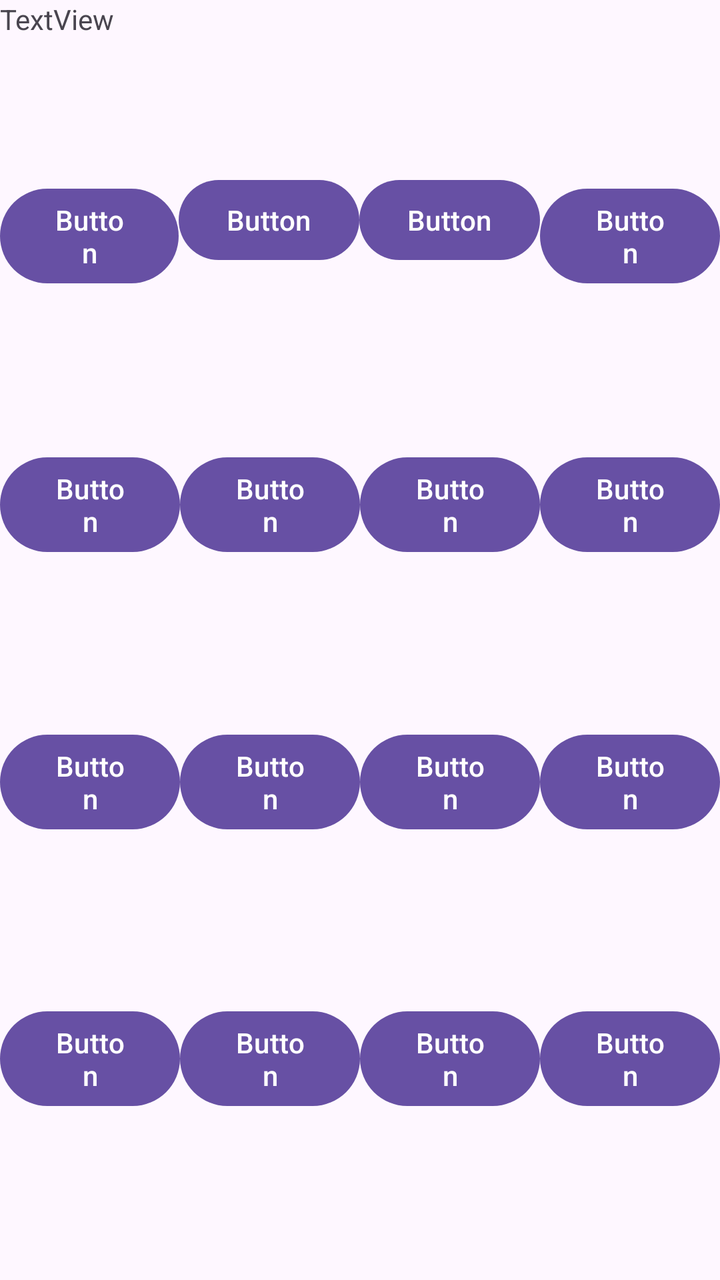
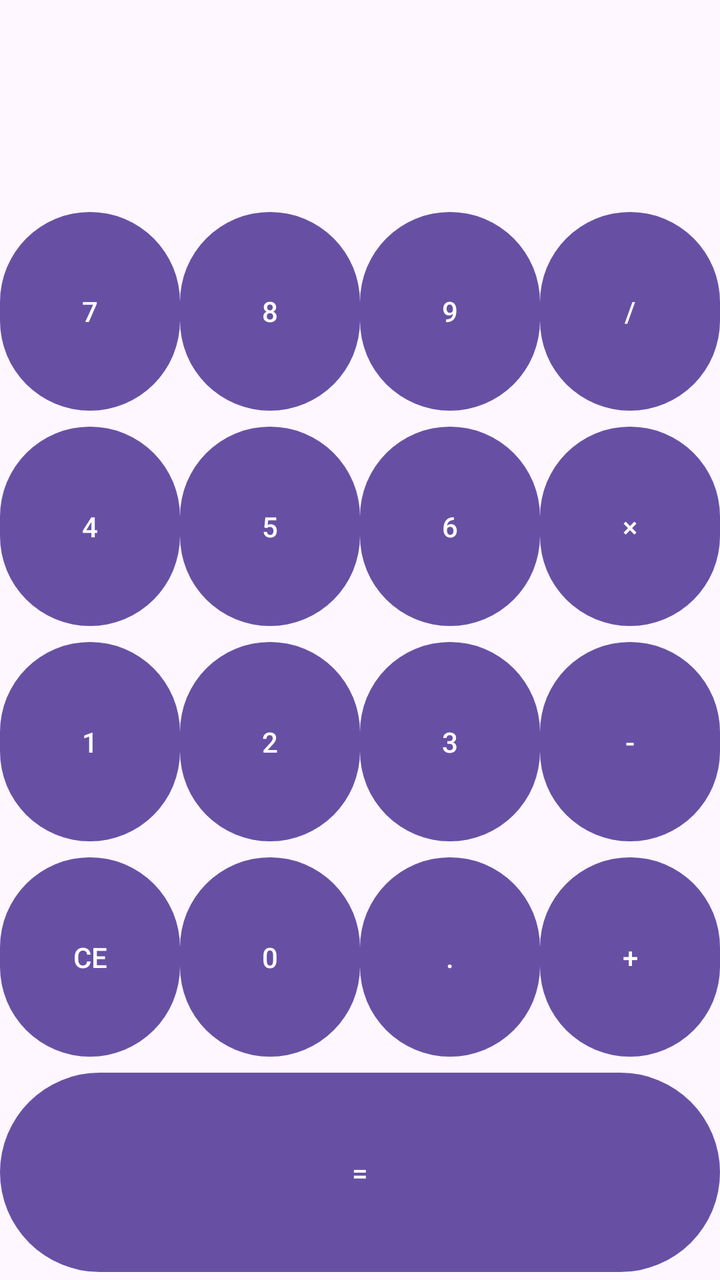

An Android layout rendered at two revisions. The XML below is the earlier revision; the diff shows what the commit changed to produce the second picture.
<!-- AndroidManifest.xml: application theme Theme.Lab3SimpleCalculator -->
<!-- res/layout/activity_main.xml -->
<?xml version="1.0" encoding="utf-8"?>
<androidx.constraintlayout.widget.ConstraintLayout xmlns:android="http://schemas.android.com/apk/res/android"
    xmlns:app="http://schemas.android.com/apk/res-auto"
    xmlns:tools="http://schemas.android.com/tools"
    android:id="@+id/main"
    android:layout_width="match_parent"
    android:layout_height="match_parent"
    tools:context=".MainActivity">

    <LinearLayout
        android:id="@+id/mainlayout"
        android:layout_width="match_parent"
        android:layout_height="match_parent"
        android:orientation="vertical"
        app:layout_constraintVertical_weight="1">

        <TextView
            android:id="@+id/resultEdit"
            android:layout_width="match_parent"
            android:layout_height="86dp"
            android:text="TextView"
            android:visibility="visible" />

        <LinearLayout
            android:id="@+id/buttonRow01"
            android:layout_width="match_parent"
            android:layout_height="match_parent"
            android:layout_weight="1"
            android:orientation="horizontal"
            android:visibility="visible">

            <Button
                android:id="@+id/button1"
                android:layout_width="wrap_content"
                android:layout_height="wrap_content"
                android:layout_weight="10"
                android:text="Button" />

            <Button
                android:id="@+id/button2"
                android:layout_width="wrap_content"
                android:layout_height="wrap_content"
                android:layout_weight="1"
                android:text="Button"
                android:visibility="visible" />

            <Button
                android:id="@+id/button3"
                android:layout_width="wrap_content"
                android:layout_height="wrap_content"
                android:layout_weight="1"
                android:text="Button" />

            <Button
                android:id="@+id/button4"
                android:layout_width="wrap_content"
                android:layout_height="wrap_content"
                android:layout_weight="1"
                android:text="Button" />
        </LinearLayout>

        <LinearLayout
            android:id="@+id/buttonRow02"
            android:layout_width="match_parent"
            android:layout_height="match_parent"
            android:layout_weight="1"
            android:orientation="horizontal">

            <Button
                android:id="@+id/button6"
                android:layout_width="wrap_content"
                android:layout_height="wrap_content"
                android:layout_weight="1"
                android:text="Button" />

            <Button
                android:id="@+id/button7"
                android:layout_width="wrap_content"
                android:layout_height="wrap_content"
                android:layout_weight="1"
                android:text="Button" />

            <Button
                android:id="@+id/button8"
                android:layout_width="wrap_content"
                android:layout_height="wrap_content"
                android:layout_weight="1"
                android:text="Button" />

            <Button
                android:id="@+id/button9"
                android:layout_width="wrap_content"
                android:layout_height="wrap_content"
                android:layout_weight="1"
                android:text="Button" />
        </LinearLayout>

        <LinearLayout
            android:id="@+id/buttonRow03"
            android:layout_width="match_parent"
            android:layout_height="match_parent"
            android:layout_weight="1"
            android:orientation="horizontal">

            <Button
                android:id="@+id/button10"
                android:layout_width="wrap_content"
                android:layout_height="wrap_content"
                android:layout_weight="1"
                android:text="Button" />

            <Button
                android:id="@+id/button11"
                android:layout_width="wrap_content"
                android:layout_height="wrap_content"
                android:layout_weight="1"
                android:text="Button" />

            <Button
                android:id="@+id/button12"
                android:layout_width="wrap_content"
                android:layout_height="wrap_content"
                android:layout_weight="1"
                android:text="Button" />

            <Button
                android:id="@+id/button13"
                android:layout_width="wrap_content"
                android:layout_height="wrap_content"
                android:layout_weight="1"
                android:text="Button" />
        </LinearLayout>

        <LinearLayout
            android:id="@+id/buttonRow04"
            android:layout_width="match_parent"
            android:layout_height="match_parent"
            android:layout_weight="1"
            android:orientation="horizontal">

            <Button
                android:id="@+id/button14"
                android:layout_width="wrap_content"
                android:layout_height="wrap_content"
                android:layout_weight="1"
                android:text="Button" />

            <Button
                android:id="@+id/button15"
                android:layout_width="wrap_content"
                android:layout_height="wrap_content"
                android:layout_weight="1"
                android:text="Button" />

            <Button
                android:id="@+id/button16"
                android:layout_width="wrap_content"
                android:layout_height="wrap_content"
                android:layout_weight="1"
                android:text="Button" />

            <Button
                android:id="@+id/button17"
                android:layout_width="wrap_content"
                android:layout_height="wrap_content"
                android:layout_weight="1"
                android:text="Button" />
        </LinearLayout>

    </LinearLayout>
</androidx.constraintlayout.widget.ConstraintLayout>
<!-- resources referenced by this layout -->
<resources>
  <style name="Theme.Lab3SimpleCalculator" parent="Base.Theme.Lab3SimpleCalculator" />
  <style name="Base.Theme.Lab3SimpleCalculator" parent="Theme.Material3.DayNight.NoActionBar">
          
          
      </style>
</resources>

<!-- the commit's change to res/layout/activity_main.xml (unified diff, before → after) -->
@@ -1,6 +1,5 @@
 <?xml version="1.0" encoding="utf-8"?>
 <androidx.constraintlayout.widget.ConstraintLayout xmlns:android="http://schemas.android.com/apk/res/android"
-    xmlns:app="http://schemas.android.com/apk/res-auto"
     xmlns:tools="http://schemas.android.com/tools"
     android:id="@+id/main"
     android:layout_width="match_parent"
@@ -11,161 +10,178 @@
         android:id="@+id/mainlayout"
         android:layout_width="match_parent"
         android:layout_height="match_parent"
-        android:orientation="vertical"
-        app:layout_constraintVertical_weight="1">
+        android:orientation="vertical">
 
         <TextView
             android:id="@+id/resultEdit"
             android:layout_width="match_parent"
             android:layout_height="86dp"
-            android:text="TextView"
+            android:layout_marginStart="16dp"
+            android:layout_marginTop="16dp"
+            android:layout_marginEnd="16dp"
+            android:text=""
             android:visibility="visible" />
 
         <LinearLayout
             android:id="@+id/buttonRow01"
             android:layout_width="match_parent"
-            android:layout_height="match_parent"
+            android:layout_height="0dp"
             android:layout_weight="1"
-            android:orientation="horizontal"
-            android:visibility="visible">
+            android:orientation="horizontal">
 
             <Button
-                android:id="@+id/button1"
-                android:layout_width="wrap_content"
-                android:layout_height="wrap_content"
-                android:layout_weight="10"
-                android:text="Button" />
+                android:id="@+id/button07"
+                android:layout_width="0dp"
+                android:layout_height="match_parent"
+                android:layout_weight="1"
+                android:text="@string/button_7" />
 
             <Button
-                android:id="@+id/button2"
-                android:layout_width="wrap_content"
-                android:layout_height="wrap_content"
+                android:id="@+id/button08"
+                android:layout_width="0dp"
+                android:layout_height="match_parent"
                 android:layout_weight="1"
-                android:text="Button"
-                android:visibility="visible" />
+                android:text="@string/button_8" />
 
             <Button
-                android:id="@+id/button3"
-                android:layout_width="wrap_content"
-                android:layout_height="wrap_content"
+                android:id="@+id/button09"
+                android:layout_width="0dp"
+                android:layout_height="match_parent"
                 android:layout_weight="1"
-                android:text="Button" />
+                android:text="@string/button_9" />
 
             <Button
-                android:id="@+id/button4"
-                android:layout_width="wrap_content"
-                android:layout_height="wrap_content"
+                android:id="@+id/buttonDiv"
+                android:layout_width="0dp"
+                android:layout_height="match_parent"
                 android:layout_weight="1"
-                android:text="Button" />
+                android:text="@string/button_div" />
         </LinearLayout>
 
         <LinearLayout
             android:id="@+id/buttonRow02"
             android:layout_width="match_parent"
-            android:layout_height="match_parent"
+            android:layout_height="0dp"
             android:layout_weight="1"
             android:orientation="horizontal">
 
             <Button
-                android:id="@+id/button6"
-                android:layout_width="wrap_content"
-                android:layout_height="wrap_content"
+                android:id="@+id/button04"
+                android:layout_width="0dp"
+                android:layout_height="match_parent"
                 android:layout_weight="1"
-                android:text="Button" />
+                android:text="@string/button_4" />
 
             <Button
-                android:id="@+id/button7"
-                android:layout_width="wrap_content"
-                android:layout_height="wrap_content"
+                android:id="@+id/button05"
+                android:layout_width="0dp"
+                android:layout_height="match_parent"
                 android:layout_weight="1"
-                android:text="Button" />
+                android:text="@string/button_5" />
 
             <Button
-                android:id="@+id/button8"
-                android:layout_width="wrap_content"
-                android:layout_height="wrap_content"
+                android:id="@+id/button06"
+                android:layout_width="0dp"
+                android:layout_height="match_parent"
                 android:layout_weight="1"
-                android:text="Button" />
+                android:text="@string/button_6" />
 
             <Button
-                android:id="@+id/button9"
-                android:layout_width="wrap_content"
-                android:layout_height="wrap_content"
+                android:id="@+id/buttonMult"
+                android:layout_width="0dp"
+                android:layout_height="match_parent"
                 android:layout_weight="1"
-                android:text="Button" />
+                android:text="@string/button_mult" />
         </LinearLayout>
 
         <LinearLayout
             android:id="@+id/buttonRow03"
             android:layout_width="match_parent"
-            android:layout_height="match_parent"
+            android:layout_height="0dp"
             android:layout_weight="1"
             android:orientation="horizontal">
 
             <Button
-                android:id="@+id/button10"
-                android:layout_width="wrap_content"
-                android:layout_height="wrap_content"
+                android:id="@+id/button01"
+                android:layout_width="0dp"
+                android:layout_height="match_parent"
                 android:layout_weight="1"
-                android:text="Button" />
+                android:text="@string/button_1" />
 
             <Button
-                android:id="@+id/button11"
-                android:layout_width="wrap_content"
-                android:layout_height="wrap_content"
+                android:id="@+id/button02"
+                android:layout_width="0dp"
+                android:layout_height="match_parent"
                 android:layout_weight="1"
-                android:text="Button" />
+                android:text="@string/button_2" />
 
             <Button
-                android:id="@+id/button12"
-                android:layout_width="wrap_content"
-                android:layout_height="wrap_content"
+                android:id="@+id/button03"
+                android:layout_width="0dp"
+                android:layout_height="match_parent"
                 android:layout_weight="1"
-                android:text="Button" />
+                android:text="@string/button_3" />
 
             <Button
-                android:id="@+id/button13"
-                android:layout_width="wrap_content"
-                android:layout_height="wrap_content"
+                android:id="@+id/buttonSub"
+                android:layout_width="0dp"
+                android:layout_height="match_parent"
                 android:layout_weight="1"
-                android:text="Button" />
+                android:text="@string/button_sub" />
         </LinearLayout>
 
         <LinearLayout
             android:id="@+id/buttonRow04"
             android:layout_width="match_parent"
-            android:layout_height="match_parent"
+            android:layout_height="0dp"
             android:layout_weight="1"
             android:orientation="horizontal">
 
             <Button
-                android:id="@+id/button14"
-                android:layout_width="wrap_content"
-                android:layout_height="wrap_content"
+                android:id="@+id/buttonCe"
+                android:layout_width="0dp"
+                android:layout_height="match_parent"
                 android:layout_weight="1"
-                android:text="Button" />
+                android:text="@string/button_ce" />
 
             <Button
-                android:id="@+id/button15"
-                android:layout_width="wrap_content"
-                android:layout_height="wrap_content"
+                android:id="@+id/button00"
+                android:layout_width="0dp"
+                android:layout_height="match_parent"
                 android:layout_weight="1"
-                android:text="Button" />
+                android:text="@string/button_0" />
 
             <Button
-                android:id="@+id/button16"
-                android:layout_width="wrap_content"
-                android:layout_height="wrap_content"
+                android:id="@+id/buttonDot"
+                android:layout_width="0dp"
+                android:layout_height="match_parent"
                 android:layout_weight="1"
-                android:text="Button" />
+                android:text="@string/button_dot" />
 
             <Button
-                android:id="@+id/button17"
-                android:layout_width="wrap_content"
-                android:layout_height="wrap_content"
+                android:id="@+id/buttonAdd"
+                android:layout_width="0dp"
+                android:layout_height="match_parent"
                 android:layout_weight="1"
-                android:text="Button" />
+                android:text="@string/button_add" />
         </LinearLayout>
+
+        <LinearLayout
+            android:id="@+id/buttonRow05"
+            android:layout_width="match_parent"
+            android:layout_height="0dp"
+            android:layout_weight="1"
+            android:orientation="horizontal">
+
+            <Button
+                android:id="@+id/buttonEq"
+                android:layout_width="0dp"
+                android:layout_height="match_parent"
+                android:layout_weight="1"
+                android:text="@string/button_eq" />
+
+        </LinearLayout>
+
 
     </LinearLayout>
 </androidx.constraintlayout.widget.ConstraintLayout>
<!-- resource entries referenced after the edit -->
@@ -1,5 +1,22 @@
 <!-- resources referenced by this layout -->
 <resources>
+  <string name="button_0">0</string>
+  <string name="button_1">1</string>
+  <string name="button_2">2</string>
+  <string name="button_3">3</string>
+  <string name="button_4">4</string>
+  <string name="button_5">5</string>
+  <string name="button_6">6</string>
+  <string name="button_7">7</string>
+  <string name="button_8">8</string>
+  <string name="button_9">9</string>
+  <string name="button_add">+</string>
+  <string name="button_ce">CE</string>
+  <string name="button_div">/</string>
+  <string name="button_dot">.</string>
+  <string name="button_eq">=</string>
+  <string name="button_mult">×</string>
+  <string name="button_sub">-</string>
   <style name="Theme.Lab3SimpleCalculator" parent="Base.Theme.Lab3SimpleCalculator" />
   <style name="Base.Theme.Lab3SimpleCalculator" parent="Theme.Material3.DayNight.NoActionBar">
           
